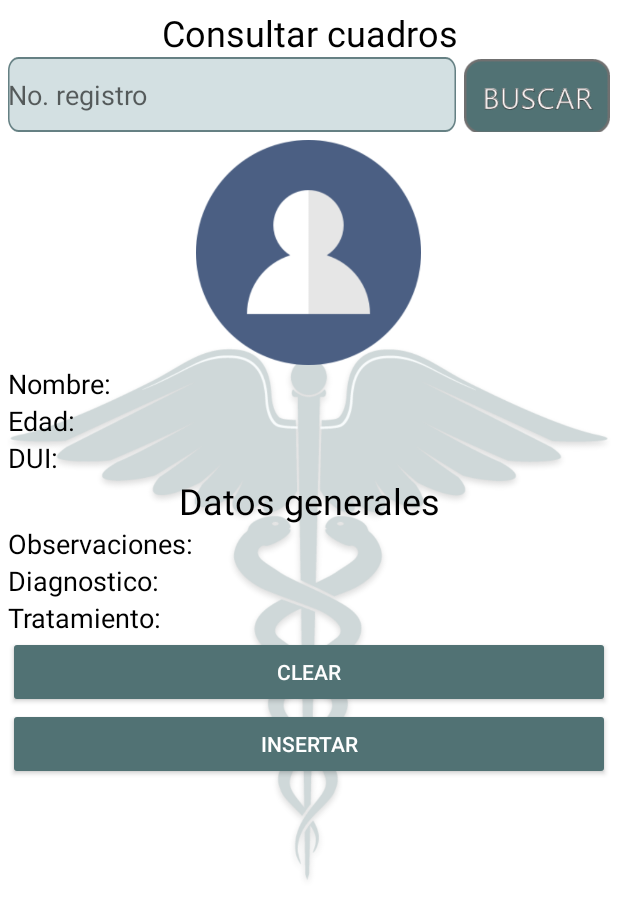
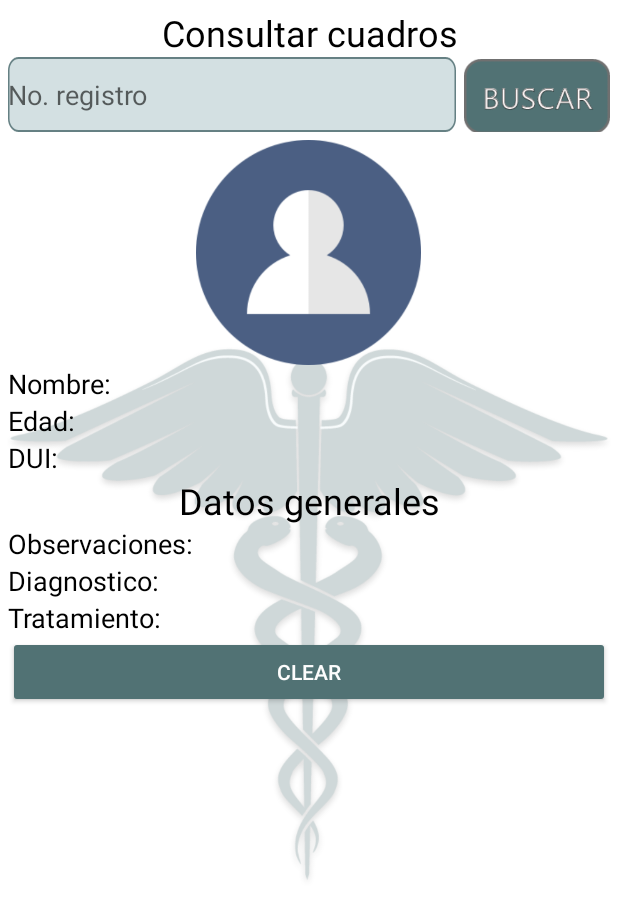
Before and after one commit to AndresKenichi/PruebaNavegacion, an Android app: the fragment ConsultarCuadros shown on its own in the app's theme, on a phone screen of 412 x 824 dp. Shown: the top 919 px of the screen. Run offline under Robolectric (Android 15) with nearby library versions, the phone set to English and light mode, and no system bars.

Commit message:
cambios graficos vista Archivo

```diff
--- a/app/src/main/res/layout/ar_fragment_consultar_cuadros.xml
+++ b/app/src/main/res/layout/ar_fragment_consultar_cuadros.xml
@@ -237,7 +237,8 @@
                     android:layout_height="wrap_content"
                     android:backgroundTint="@color/colorPrimary"
                     android:text="Insertar"
-                    android:textColor="#FFFFFF" />
+                    android:textColor="#FFFFFF"
+                    android:visibility="invisible" />
 
             </LinearLayout>
         </LinearLayout>
```
